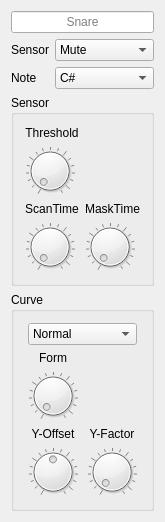
Qt form drumduino/channel.ui (Zoadian/drumduino_old) before a commit.
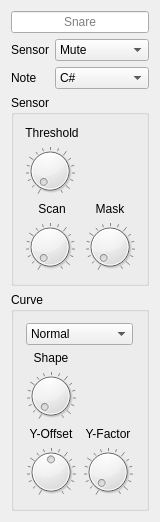
The same form after that commit.

Commit message: ui update; curve now used; still not aquiring data fast enough it seems

```diff
--- a/drumduino/channel.ui
+++ b/drumduino/channel.ui
@@ -143,7 +143,7 @@
       <item row="2" column="0">
        <widget class="QLabel" name="label_8">
         <property name="text">
-         <string>ScanTime</string>
+         <string>Scan</string>
         </property>
         <property name="alignment">
          <set>Qt::AlignCenter</set>
@@ -178,7 +178,7 @@
       <item row="2" column="1">
        <widget class="QLabel" name="label_11">
         <property name="text">
-         <string>MaskTime</string>
+         <string>Mask</string>
         </property>
         <property name="alignment">
          <set>Qt::AlignCenter</set>
@@ -285,7 +285,7 @@
       <item row="1" column="0">
        <widget class="QLabel" name="label_3">
         <property name="text">
-         <string>Form</string>
+         <string>Shape</string>
         </property>
         <property name="alignment">
          <set>Qt::AlignCenter</set>
```
Left out of the diff: 12 changed lines with no effect on the pictures. The commit also changes 6 other files.
